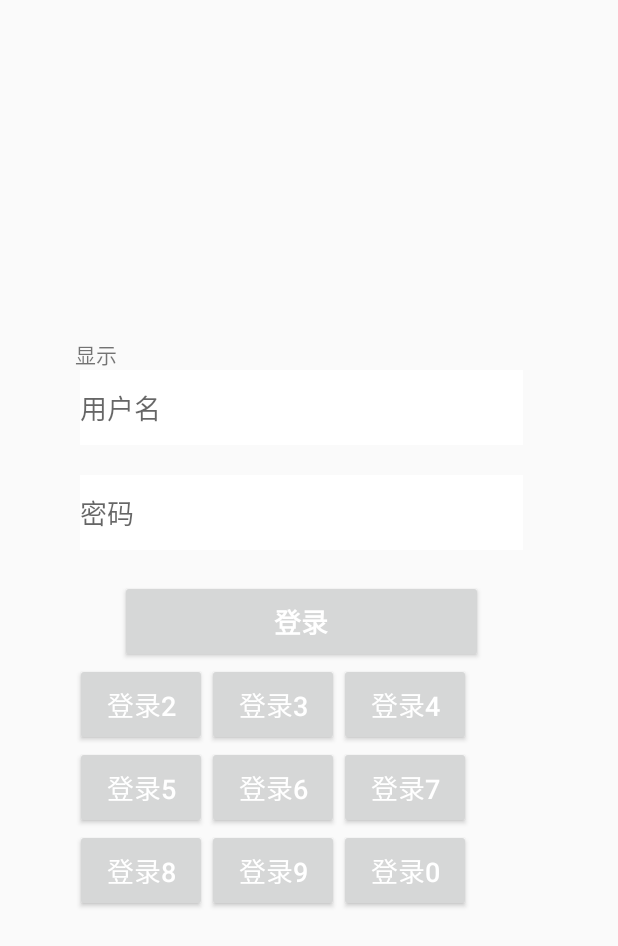
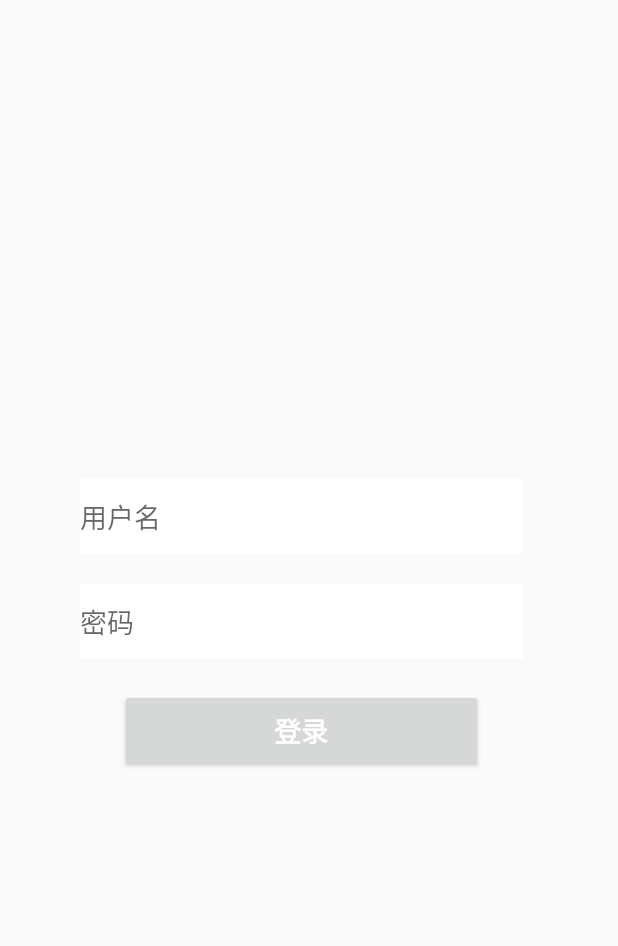
Before and after one commit to guoxuliang/yunshangzhihui_android, an Android app: the screen it shows after launch (LoginActivity), on a phone screen of 412 x 824 dp. Shown: the top 946 px of the screen. Run offline under Robolectric (Android 15) with nearby library versions, the phone set to English and light mode, and no system bars.

Commit message:
修改相关的东西

```diff
--- a/app/src/main/java/yszhh/wlgj/com/yunshangzhihui_android/ui/activity/LoginActivity.java
+++ b/app/src/main/java/yszhh/wlgj/com/yunshangzhihui_android/ui/activity/LoginActivity.java
@@ -36,8 +36,8 @@ import yszhh.wlgj.com.yunshangzhihui_android.ui.entity.User;
  * @author 登陆界面 作者：guoxuliang
  */
 public class LoginActivity extends BaseActivity implements OnClickListener{
-    private EditText etusername;// 用户名
-    private EditText etpwd;// 密码
+//    private EditText etusername;// 用户名
+//    private EditText etpwd;// 密码
     private Button btlogin,btlogin2,btlogin3,btlogin4,btlogin5,btlogin6,btlogin7,btlogin8,btlogin9,btlogin10;// 登录
     private String username;
     private String password;
@@ -103,8 +103,8 @@ public class LoginActivity extends BaseActivity implements OnClickListener{
     }
 
     private void initViews() {
-        etusername = (EditText) findViewById(R.id.etusername);
-        etpwd = (EditText) findViewById(R.id.etpwd);
+//        etusername = (EditText) findViewById(R.id.etusername);
+//        etpwd = (EditText) findViewById(R.id.etpwd);
         btlogin = (Button) findViewById(R.id.btlogin);
         btlogin2 = (Button) findViewById(R.id.btlogin2);
         btlogin3 = (Button) findViewById(R.id.btlogin3);
@@ -130,16 +130,18 @@ public class LoginActivity extends BaseActivity implements OnClickListener{
     public void onClick(View v) {
 switch (v.getId()){
     case R.id.btlogin:
-        textview.setText("");
-        getHtml(textview);
+        openActivity(MainActivity.class);
         break;
     case R.id.btlogin2:
         textview.setText("");
         postString(textview);
+//        getHtml(textview);
         break;
     case R.id.btlogin3:
         textview.setText("");
-        postFile(textview);
+//        postFile(textview);
+//        getHtml(textview);
+        postString(textview);
         break;
     case R.id.btlogin4:
         textview.setText("");
--- a/app/src/main/res/layout/activity_login.xml
+++ b/app/src/main/res/layout/activity_login.xml
@@ -1,10 +1,8 @@
 <?xml version="1.0" encoding="utf-8"?>
-<LinearLayout
-    xmlns:android="http://schemas.android.com/apk/res/android"
+<LinearLayout xmlns:android="http://schemas.android.com/apk/res/android"
     android:layout_width="fill_parent"
     android:layout_height="fill_parent"
-    android:orientation="vertical"
-    >
+    android:orientation="vertical">
 
     <LinearLayout
         android:layout_width="fill_parent"
@@ -20,12 +18,15 @@
             android:id="@+id/imageview"
             android:layout_width="match_parent"
             android:layout_height="wrap_content"
-            android:text=""/>
+            android:text=""
+            android:visibility="gone" />
+
         <TextView
             android:id="@+id/textview"
             android:layout_width="match_parent"
             android:layout_height="wrap_content"
-            android:text="显示"/>
+            android:text="显示"
+            android:visibility="gone" />
 
         <EditText
             android:id="@+id/etusername"
@@ -39,7 +40,8 @@
             android:inputType="phone"
             android:maxLength="11"
             android:paddingRight="10dp"
-            android:singleLine="true" />
+            android:singleLine="true"
+            android:visibility="visible" />
 
         <EditText
             android:id="@+id/etpwd"
@@ -50,7 +52,8 @@
             android:layout_marginTop="10dp"
             android:background="#fff"
             android:hint="密码"
-            android:inputType="textPassword" />
+            android:inputType="textPassword"
+            android:visibility="visible" />
 
         <Button
             android:id="@+id/btlogin"
@@ -64,100 +67,103 @@
             android:textColor="@color/white"
             android:textSize="18sp"
             android:textStyle="bold" />
+
         <LinearLayout
             android:layout_width="match_parent"
             android:layout_height="wrap_content"
-    android:orientation="vertical"
-    >
+            android:orientation="vertical">
+
             <LinearLayout
                 android:layout_width="match_parent"
                 android:layout_height="wrap_content"
                 android:orientation="horizontal"
-        >
+                android:visibility="gone">
+
                 <Button
                     android:id="@+id/btlogin2"
                     android:layout_width="wrap_content"
                     android:layout_height="55dp"
                     android:text="登录2"
                     android:textColor="@color/white"
-        android:textSize="18sp"
-         />
+                    android:textSize="18sp" />
+
                 <Button
                     android:id="@+id/btlogin3"
                     android:layout_width="wrap_content"
                     android:layout_height="55dp"
                     android:text="登录3"
                     android:textColor="@color/white"
-            android:textSize="18sp"
-            />
+                    android:textSize="18sp" />
+
                 <Button
                     android:id="@+id/btlogin4"
                     android:layout_width="wrap_content"
                     android:layout_height="55dp"
                     android:text="登录4"
                     android:textColor="@color/white"
-            android:textSize="18sp"
-            />
+                    android:textSize="18sp" />
             </LinearLayout>
+
             <LinearLayout
                 android:layout_width="match_parent"
                 android:layout_height="wrap_content"
                 android:orientation="horizontal"
-        >
+                android:visibility="gone">
+
                 <Button
                     android:id="@+id/btlogin5"
                     android:layout_width="wrap_content"
                     android:layout_height="55dp"
                     android:text="登录5"
                     android:textColor="@color/white"
-            android:textSize="18sp"
-            />
+                    android:textSize="18sp" />
+
                 <Button
                     android:id="@+id/btlogin6"
                     android:layout_width="wrap_content"
                     android:layout_height="55dp"
                     android:text="登录6"
                     android:textColor="@color/white"
-            android:textSize="18sp"
-            />
+                    android:textSize="18sp" />
+
                 <Button
                     android:id="@+id/btlogin7"
                     android:layout_width="wrap_content"
                     android:layout_height="55dp"
                     android:text="登录7"
                     android:textColor="@color/white"
-            android:textSize="18sp"
-            />
+                    android:textSize="18sp" />
             </LinearLayout>
+
             <LinearLayout
                 android:layout_width="match_parent"
                 android:layout_height="wrap_content"
                 android:orientation="horizontal"
-        >
+                android:visibility="gone">
+
                 <Button
                     android:id="@+id/btlogin8"
                     android:layout_width="wrap_content"
                     android:layout_height="55dp"
                     android:text="登录8"
                     android:textColor="@color/white"
-            android:textSize="18sp"
-            />
+                    android:textSize="18sp" />
+
                 <Button
                     android:id="@+id/btlogin9"
                     android:layout_width="wrap_content"
                     android:layout_height="55dp"
                     android:text="登录9"
                     android:textColor="@color/white"
-            android:textSize="18sp"
-            />
+                    android:textSize="18sp" />
+
                 <Button
                     android:id="@+id/btlogin10"
                     android:layout_width="wrap_content"
                     android:layout_height="55dp"
                     android:text="登录0"
                     android:textColor="@color/white"
-            android:textSize="18sp"
-            />
+                    android:textSize="18sp" />
             </LinearLayout>
 
         </LinearLayout>
```
Also changed, not shown: app/src/main/AndroidManifest.xml (+5 -16 lines), app/src/main/java/yszhh/wlgj/com/yunshangzhihui_android/ui/fragment/Fragment1.java (+3 -72 lines), app/src/main/res/layout/fragment_home.xml (+5 -8 lines). Lines whose indentation alone changed are shown as unchanged.
